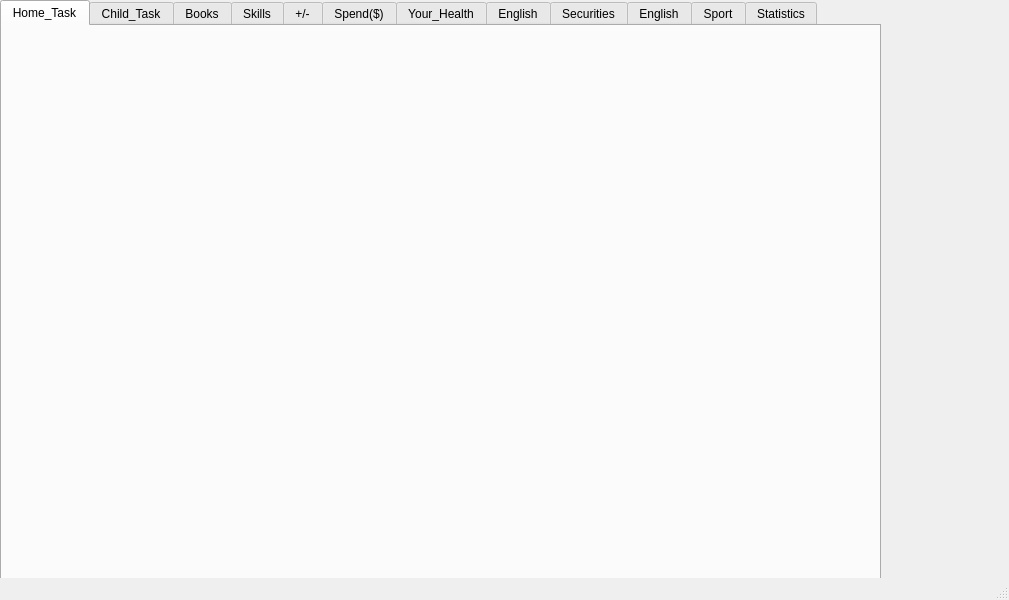
First picture: the form in ToDoNotes/mainwindow.ui, repository andreyschelkovo/ToDoNotes, before the edit.
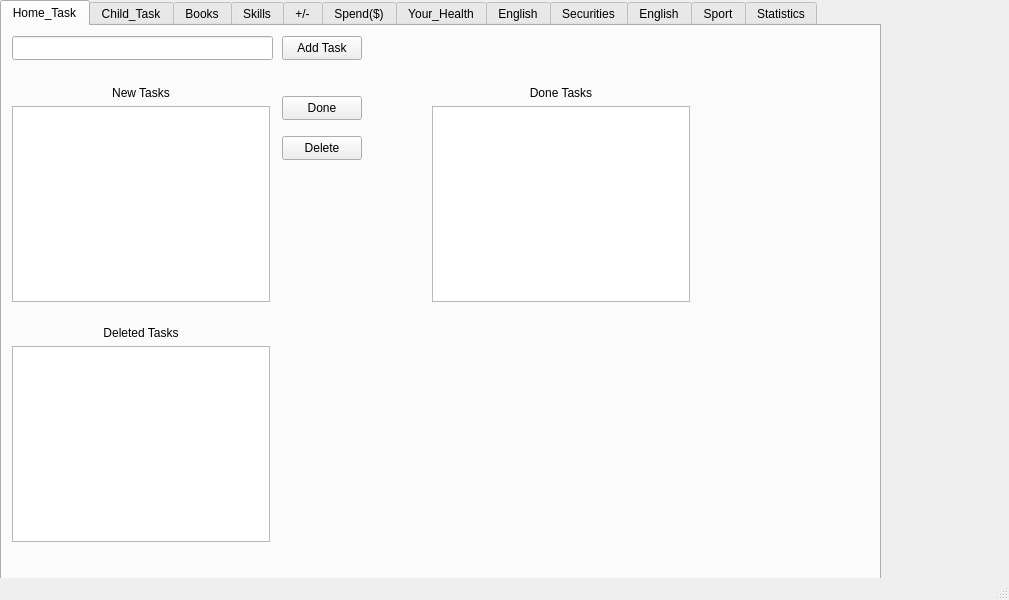
Second picture: the form after the edit. The open tabs and pages were chosen to show the change.

Diff of the .ui file:
```diff
--- a/ToDoNotes/mainwindow.ui
+++ b/ToDoNotes/mainwindow.ui
@@ -30,6 +30,139 @@
      <attribute name="title">
       <string>Home_Task</string>
      </attribute>
+     <widget class="QPushButton" name="Add_Task_btn">
+      <property name="geometry">
+       <rect>
+        <x>280</x>
+        <y>10</y>
+        <width>80</width>
+        <height>24</height>
+       </rect>
+      </property>
+      <property name="text">
+       <string>Add Task</string>
+      </property>
+     </widget>
+     <widget class="QWidget" name="layoutWidget">
+      <property name="geometry">
+       <rect>
+        <x>430</x>
+        <y>60</y>
+        <width>258</width>
+        <height>216</height>
+       </rect>
+      </property>
+      <layout class="QVBoxLayout" name="verticalLayout_2">
+       <item>
+        <widget class="QLabel" name="Done_Tasks_label">
+         <property name="layoutDirection">
+          <enum>Qt::LeftToRight</enum>
+         </property>
+         <property name="text">
+          <string>Done Tasks</string>
+         </property>
+         <property name="alignment">
+          <set>Qt::AlignCenter</set>
+         </property>
+        </widget>
+       </item>
+       <item>
+        <widget class="QListWidget" name="Done_Tasks_listWidget"/>
+       </item>
+      </layout>
+     </widget>
+     <widget class="QWidget" name="layoutWidget_2">
+      <property name="geometry">
+       <rect>
+        <x>10</x>
+        <y>300</y>
+        <width>258</width>
+        <height>216</height>
+       </rect>
+      </property>
+      <layout class="QVBoxLayout" name="verticalLayout_3">
+       <item>
+        <widget class="QLabel" name="Deleted_Tasks_label">
+         <property name="layoutDirection">
+          <enum>Qt::LeftToRight</enum>
+         </property>
+         <property name="text">
+          <string>Deleted Tasks</string>
+         </property>
+         <property name="alignment">
+          <set>Qt::AlignCenter</set>
+         </property>
+        </widget>
+       </item>
+       <item>
+        <widget class="QListWidget" name="Deleted_Tasks_listWidget"/>
+       </item>
+      </layout>
+     </widget>
+     <widget class="QLineEdit" name="Add_Task_lineEdit">
+      <property name="geometry">
+       <rect>
+        <x>10</x>
+        <y>10</y>
+        <width>261</width>
+        <height>24</height>
+       </rect>
+      </property>
+     </widget>
+     <widget class="QPushButton" name="Done_btn">
+      <property name="geometry">
+       <rect>
+        <x>280</x>
+        <y>70</y>
+        <width>80</width>
+        <height>24</height>
+       </rect>
+      </property>
+      <property name="text">
+       <string>Done</string>
+      </property>
+     </widget>
+     <widget class="QPushButton" name="Delete_btn">
+      <property name="geometry">
+       <rect>
+        <x>280</x>
+        <y>110</y>
+        <width>80</width>
+        <height>24</height>
+       </rect>
+      </property>
+      <property name="text">
+       <string>Delete</string>
+      </property>
+     </widget>
+     <widget class="QWidget" name="">
+      <property name="geometry">
+       <rect>
+        <x>10</x>
+        <y>60</y>
+        <width>258</width>
+        <height>216</height>
+       </rect>
+      </property>
+      <layout class="QVBoxLayout" name="verticalLayout">
+       <item>
+        <widget class="QLabel" name="New_Tasks_label">
+         <property name="layoutDirection">
+          <enum>Qt::LeftToRight</enum>
+         </property>
+         <property name="text">
+          <string>New Tasks</string>
+         </property>
+         <property name="alignment">
+          <set>Qt::AlignCenter</set>
+         </property>
+        </widget>
+       </item>
+       <item>
+        <widget class="QListWidget" name="New_Tasks_listWidget"/>
+       </item>
+      </layout>
+     </widget>
     </widget>
     <widget class="QWidget" name="tab_2">
      <attribute name="title">
```
Left out of the diff: 2 changed lines with no effect on the pictures.
